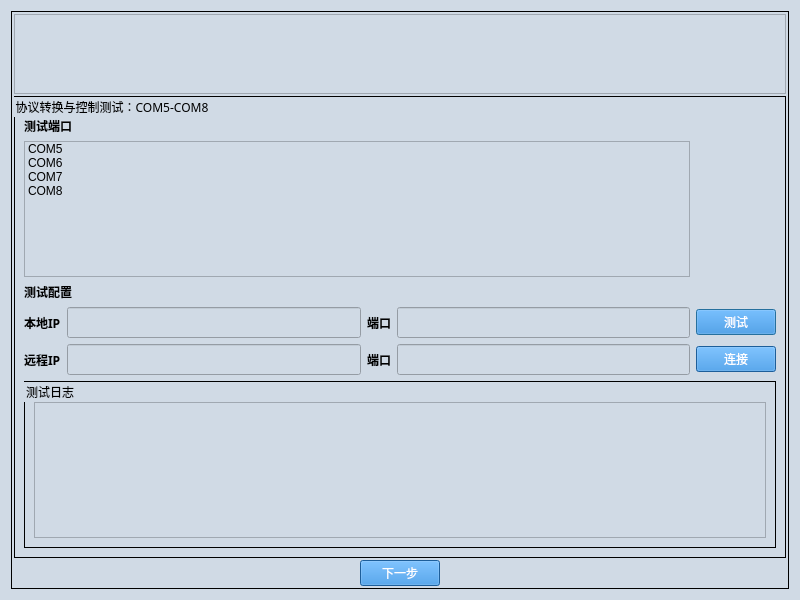
This is ui/control_device/COM_CONTROL_DEVICE_EXECUTE3.ui in gaoxingyu-hub/HUA54testframework as Qt 5 draws it before an edit. The edited form follows.
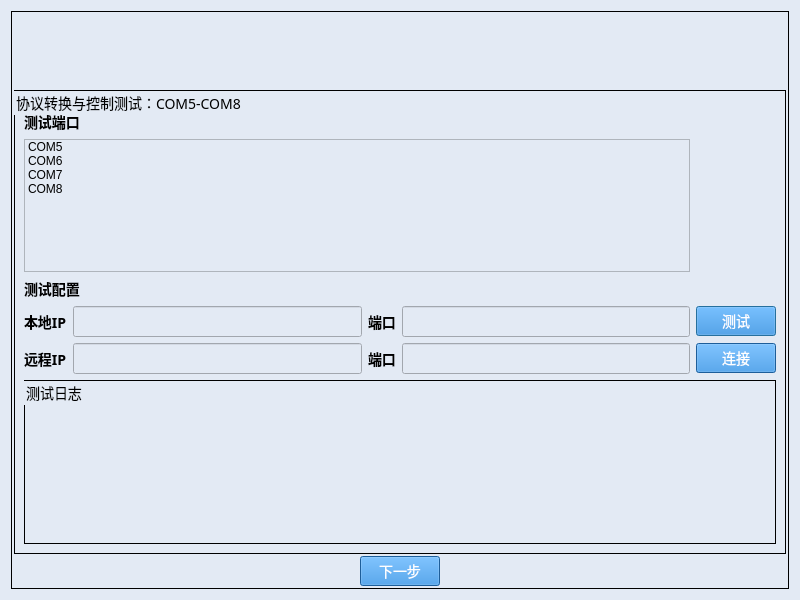
This is the edited form.

```diff
--- a/ui/control_device/COM_CONTROL_DEVICE_EXECUTE3.ui
+++ b/ui/control_device/COM_CONTROL_DEVICE_EXECUTE3.ui
@@ -20,48 +20,43 @@
    <string>Dialog</string>
   </property>
   <property name="styleSheet">
-   <string notr="true">QDialog{
-background-color:#D0DAE5;
-}
-
-QTextBrower{
-background-color:#D0DAE5;
-}
-
-QLineEdit{
-background-color:#D0DAE5;
-}
-
+   <string notr="true">
 QWidget{
-background-color:#D0DAE5;
+background-color:#E3EAF4;
 }
-
-QStackedWidget{
-background-color:#D0DAE5;
+QLineEdit{
+background-color:#E3EAF4;
 }
-
-QHeaderView{
-background-color:#D0DAE5;
+QDialog{
+background-color:#E3EAF4;
+margin-top:10px;
 }
-
 QLabel{
-font-size:12px;
+font-size:14px;
 font-family:Microsoft YaHei;
-background-color:#D0DAE5;
+background-color:#E3EAF4;
 }
-
-QPushButton{         /*按钮自适应拉伸背景*/
-border-width: 2px 15px 2px 15px;
+QGroupBox{
+font-size:14px;
+font-family:Microsoft YaHei;
+border:1px solid rgb(0, 0, 0);
+background-color:#E3EAF4;
+}
+QPushButton{
 background-color:#2884D8;
 color: #FFFFFF;
-font-size:12px;
+font-size:14px;
 font-family:Microsoft YaHei;
 }
-
-QGroupBox{
-font-size:12px;
-font-family:Microsoft YaHei;
-border:1px solid rgb(0, 0, 0); 
+QTextBrowser{
+border-width:0;
+border-style:outset;
+background-color:#E3EAF4;
+}
+QGraphicsView{
+background-color:#E3EAF4;
+border-width:0;
+border-style:outset;
 }</string>
   </property>
   <layout class="QGridLayout" name="gridLayout_2">
```
